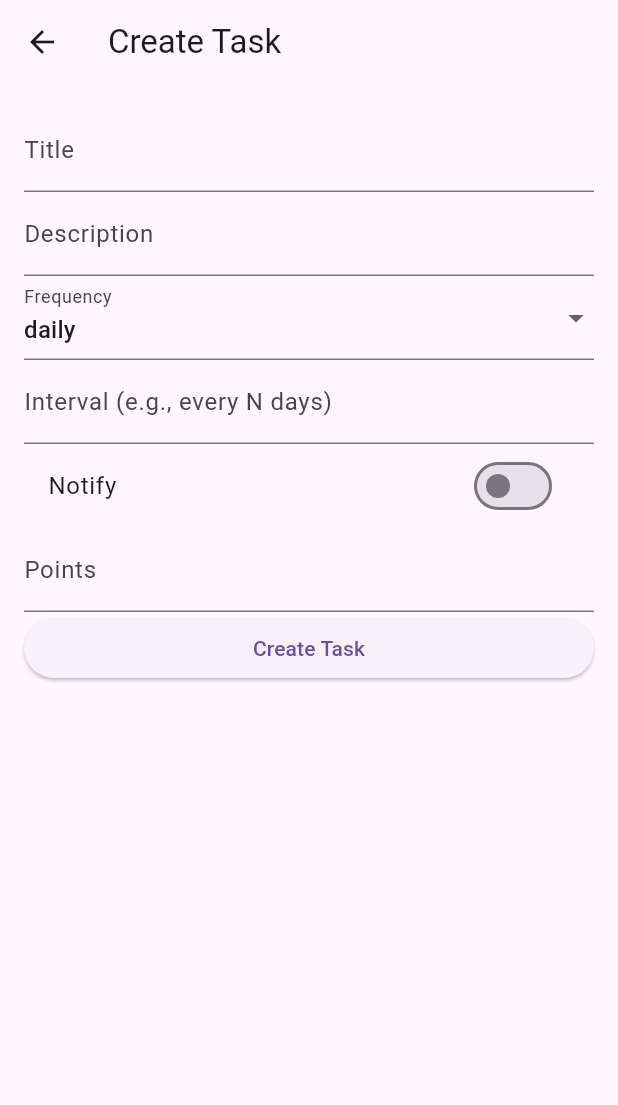
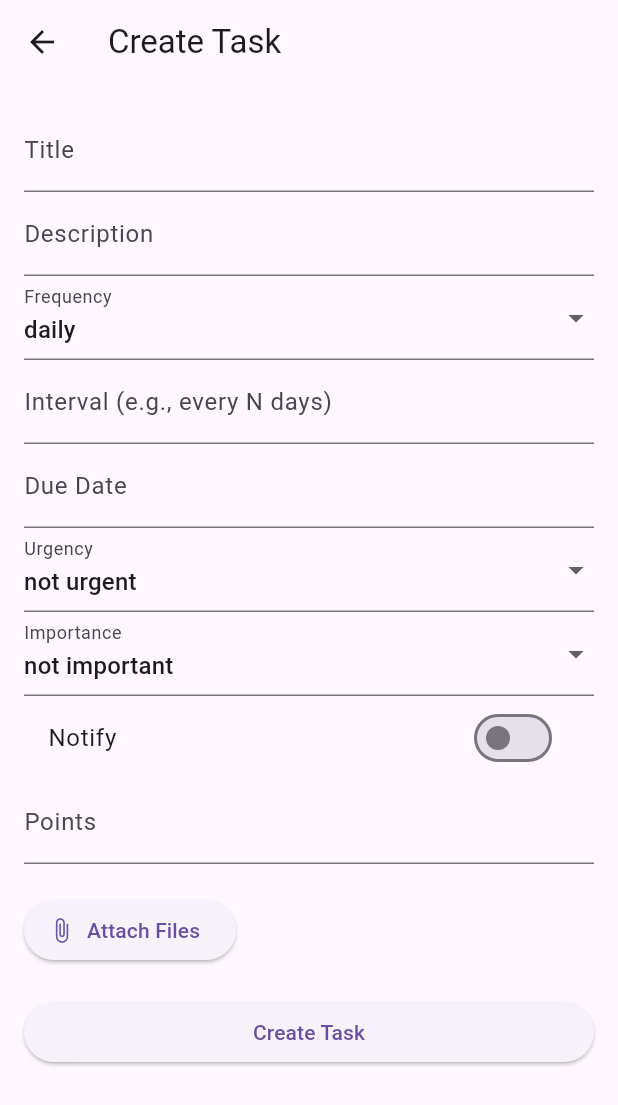
Before and after one commit to Nela-B/ASE, a Flutter app: the CreateTask screen opened directly, on a phone screen of 412 x 824 dp. Shown: the top 1105 px of the screen. Run offline on Flutter 3.47's test engine with Material 3 defaults, Android fonts, the light colour scheme and no system bars; our stand-ins replace file_picker, firebase_auth, firebase_core, fl_chart, open_file; accounts and stored records are empty; network calls fail.

Commit message:
Save Theo sort tasks + files

```diff
--- a/ase_project/frontend/lib/screens/create_task.dart
+++ b/ase_project/frontend/lib/screens/create_task.dart
@@ -1,4 +1,5 @@
 import 'package:flutter/material.dart';
+import 'package:file_picker/file_picker.dart';
 import '../services/task_service.dart';
 
 class CreateTask extends StatefulWidget {
@@ -28,12 +29,15 @@ class _CreateTaskPageState extends State<CreateTask> {
   DateTime? recurrenceEndDate;
   int maxOccurrences = 0;
   int points = 0;
-  DateTime? completionDate;
 
   final linkController = TextEditingController();
-  final filePathController = TextEditingController();
 
   void submitTask() async {
+  if (!_formKey.currentState!.validate()) return;
+
+  // Masquer le clavier pour éviter tout problème lié à l'UI
+  FocusScope.of(context).unfocus();
+
   final taskData = {
     'title': title,
     'description': description,
@@ -53,43 +57,51 @@ class _CreateTaskPageState extends State<CreateTask> {
     'recurrenceEndDate': recurrenceEndDate?.toIso8601String(),
     'maxOccurrences': maxOccurrences,
     'points': points,
-      'completionDate':completionDate,
   };
 
+  try {
     await taskService.createTask(taskData);
-    Navigator.pop(context);
+    if (mounted) {
+      Navigator.pop(context); // S'assurer que le contexte est valide avant de naviguer
+    }
+  } catch (e) {
+    // Gérer les erreurs et afficher un message
+    if (mounted) {
+      ScaffoldMessenger.of(context).showSnackBar(
+        SnackBar(content: Text('Error: ${e.toString()}')),
+      );
+    }
+  }
 }
 
   @override
   Widget build(BuildContext context) {
-    WidgetsBinding.instance.addPostFrameCallback((_) { });
-
     return Scaffold(
       appBar: AppBar(
-        title: Text('Create Task'),
+        title: const Text('Create Task'),
       ),
       body: Padding(
-        padding: EdgeInsets.all(16.0),
+        padding: const EdgeInsets.all(16.0),
         child: Form(
           key: _formKey,
           child: ListView(
             children: [
               TextFormField(
-                decoration: InputDecoration(labelText: 'Title'),
+                decoration: const InputDecoration(labelText: 'Title'),
                 onChanged: (value) => setState(() => title = value),
                 validator: (value) => value!.isEmpty ? 'Enter a title' : null,
               ),
               TextFormField(
-                decoration: InputDecoration(labelText: 'Description'),
+                decoration: const InputDecoration(labelText: 'Description'),
                 onChanged: (value) => setState(() => description = value),
               ),
               DropdownButtonFormField(
                 value: frequency,
-                decoration: InputDecoration(labelText: 'Frequency'),
+                decoration: const InputDecoration(labelText: 'Frequency'),
                 items: ['daily', 'weekly', 'monthly', 'yearly', 'custom']
                     .map((label) => DropdownMenuItem(
+                          value: label,
                           child: Text(label),
-                          value: label,
                         ))
                     .toList(),
                 onChanged: (value) => setState(() => frequency = value!),
@@ -99,56 +111,123 @@ class _CreateTaskPageState extends State<CreateTask> {
                   crossAxisAlignment: CrossAxisAlignment.start,
                   children: [
                     TextFormField(
-                      decoration: InputDecoration(labelText: 'Interval (e.g., every N days)'),
+                      decoration: const InputDecoration(
+                          labelText: 'Interval (e.g., every N days)'),
                       keyboardType: TextInputType.number,
-                      onChanged: (value) => setState(() => interval = int.tryParse(value) ?? 1),
+                      onChanged: (value) => setState(
+                          () => interval = int.tryParse(value) ?? 1),
                     ),
                     if (frequency == 'weekly')
                       TextFormField(
-                        decoration: InputDecoration(labelText: 'Days of the week (e.g., MO, TU)'),
+                        decoration: const InputDecoration(
+                            labelText: 'Days of the week (e.g., MO, TU)'),
                         onChanged: (value) => setState(() {
                           byDay = value.split(',').map((day) => day.trim()).toList();
                         }),
                       ),
                     if (frequency == 'monthly')
                       TextFormField(
-                        decoration: InputDecoration(labelText: 'Day of the month (1-31)'),
+                        decoration: const InputDecoration(
+                            labelText: 'Day of the month (1-31)'),
                         keyboardType: TextInputType.number,
-                        onChanged: (value) => setState(() => byMonthDay = int.tryParse(value) ?? 1),
-                      ),
-                    if (frequency == 'custom')
-                      Column(
-                        children: [
-                          TextFormField(
-                            decoration: InputDecoration(labelText: 'Custom Interval'),
-                            keyboardType: TextInputType.number,
-                            onChanged: (value) => setState(() => interval = int.tryParse(value) ?? 1),
-                          ),
-                          TextFormField(
-                            decoration: InputDecoration(labelText: 'Custom Frequency (e.g., every N weeks)'),
-                            onChanged: (value) => setState(() => frequency = value),
+                        onChanged: (value) => setState(
+                            () => byMonthDay = int.tryParse(value) ?? 1),
                       ),
                   ],
                 ),
-                  ],
+              TextFormField(
+                decoration: const InputDecoration(labelText: 'Due Date'),
+                readOnly: true,
+                controller: TextEditingController(
+                    text: dueDate?.toIso8601String() ?? ''),
+                onTap: () async {
+                  DateTime? selectedDate = await showDatePicker(
+                    context: context,
+                    initialDate: dueDate ?? DateTime.now(),
+                    firstDate: DateTime(2000),
+                    lastDate: DateTime(2100),
+                  );
+                  if (selectedDate != null) {
+                    setState(() => dueDate = selectedDate);
+                  }
+                },
+              ),
+              DropdownButtonFormField(
+                value: urgency,
+                decoration: const InputDecoration(labelText: 'Urgency'),
+                items: ['urgent', 'not urgent']
+                    .map((label) => DropdownMenuItem(
+                          value: label,
+                          child: Text(label),
+                        ))
+                    .toList(),
+                onChanged: (value) => setState(() => urgency = value!),
+              ),
+              DropdownButtonFormField(
+                value: importance,
+                decoration: const InputDecoration(labelText: 'Importance'),
+                items: ['important', 'not important']
+                    .map((label) => DropdownMenuItem(
+                          value: label,
+                          child: Text(label),
+                        ))
+                    .toList(),
+                onChanged: (value) => setState(() => importance = value!),
               ),
               SwitchListTile(
-                title: Text('Notify'),
+                title: const Text('Notify'),
                 value: notify,
                 onChanged: (value) => setState(() => notify = value),
               ),
               TextFormField(
-                decoration: InputDecoration(labelText: 'Points'),
+                decoration: const InputDecoration(labelText: 'Points'),
                 keyboardType: TextInputType.number,
-                onChanged: (value) => setState(() => points = int.tryParse(value) ?? 0),
+                onChanged: (value) =>
+                    setState(() => points = int.tryParse(value) ?? 0),
               ),
+              const SizedBox(height: 20),
+              // Attach files section
+              Column(
+                crossAxisAlignment: CrossAxisAlignment.start,
+                children: [
+                  ElevatedButton.icon(
+                    onPressed: () async {
+                      FilePickerResult? result = await FilePicker.platform
+                          .pickFiles(allowMultiple: true);
+
+                      if (result != null) {
+                        setState(() {
+                          filePaths =
+                              result.paths.whereType<String>().toList();
+                        });
+                      }
+                    },
+                    icon: const Icon(Icons.attach_file),
+                    label: const Text('Attach Files'),
+                  ),
+                  if (filePaths.isNotEmpty)
+                    Column(
+                      crossAxisAlignment: CrossAxisAlignment.start,
+                      children: filePaths.map((path) {
+                        return Padding(
+                          padding: const EdgeInsets.symmetric(vertical: 4.0),
+                          child: Text(
+                            path.split('/').last,
+                            style: const TextStyle(color: Colors.blueGrey),
+                          ),
+                        );
+                      }).toList(),
+                    ),
+                ],
+              ),
+              const SizedBox(height: 20),
               ElevatedButton(
                 onPressed: () {
                   if (_formKey.currentState!.validate()) {
                     submitTask();
                   }
                 },
-                child: Text('Create Task'),
+                child: const Text('Create Task'),
               ),
             ],
           ),
--- a/ase_project/frontend/pubspec.yaml
+++ b/ase_project/frontend/pubspec.yaml
@@ -30,8 +30,9 @@ environment:
 dependencies:
   flutter:
     sdk: flutter
-
+  file_picker: ^5.2.5
   charts_flutter: ^0.12.0
+  url_launcher: ^6.1.10
 
   # The following adds the Cupertino Icons font to your application.
   # Use with the CupertinoIcons class for iOS style icons.
@@ -41,6 +42,7 @@ dependencies:
   firebase_auth: ^5.3.3
   fl_chart: ^0.69.2
   provider: ^6.1.2
+  open_file: ^3.5.10
 
 dev_dependencies:
   flutter_test:
```
Also changed, not shown: ase_project/frontend/lib/components/task_card.dart (+19 -40 lines), ase_project/frontend/lib/screens/home_page.dart (+57 -5 lines), ase_project/frontend/lib/screens/task_detail_page.dart (+26 -19 lines), ase_project/frontend/pubspec.lock, 5 other files. Lines whose indentation alone changed are shown as unchanged.
